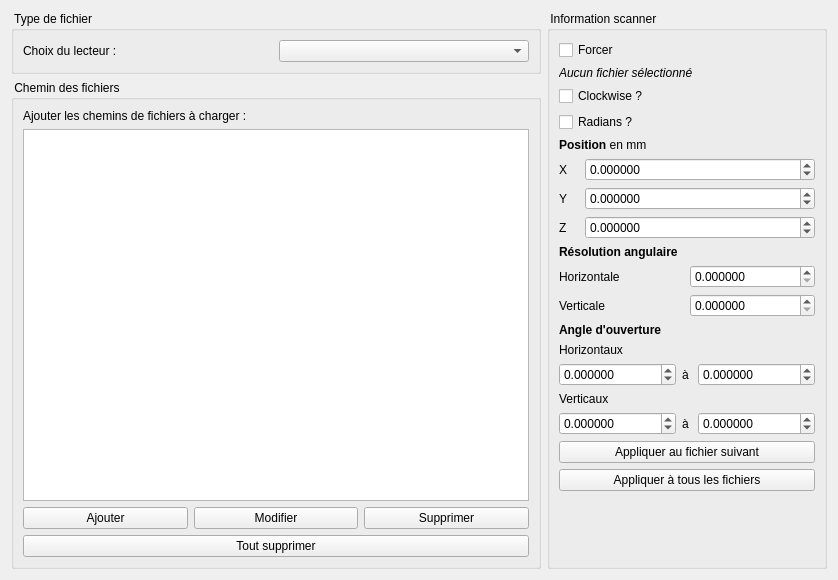
Old version of the form pluginlvox/mk/view/loadfileconfiguration.ui in the repository computree/computree-plugin-lvox.
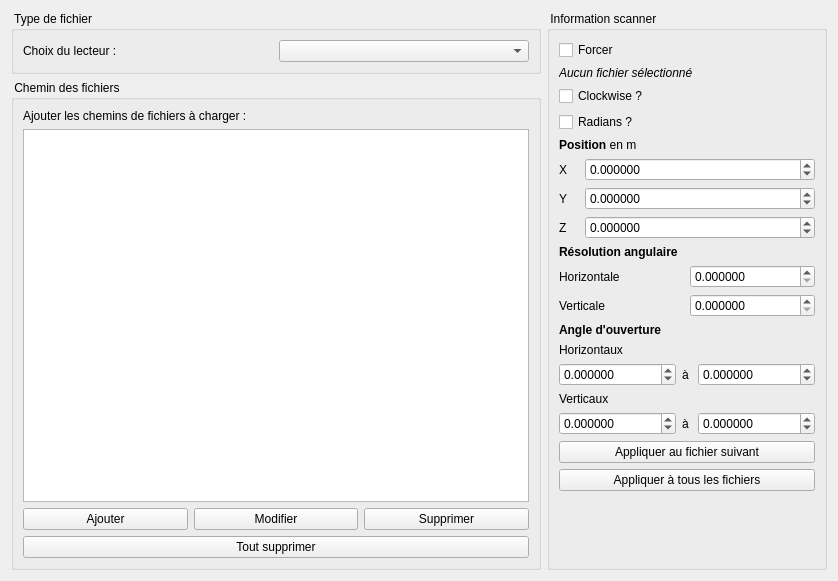
New version of the form.

Commit message:
Fix typo in import dialog
All distance units are in meters

Patch:
```diff
--- a/pluginlvox/mk/view/loadfileconfiguration.ui
+++ b/pluginlvox/mk/view/loadfileconfiguration.ui
@@ -7,7 +7,7 @@
     <x>0</x>
     <y>0</y>
     <width>838</width>
-    <height>580</height>
+    <height>581</height>
    </rect>
   </property>
   <property name="windowTitle">
@@ -149,7 +149,7 @@
         <item>
          <widget class="QLabel" name="label_3">
           <property name="text">
-           <string>&lt;html&gt;&lt;head/&gt;&lt;body&gt;&lt;p&gt;&lt;span style=&quot; font-weight:600;&quot;&gt;Position&lt;/span&gt; en mm&lt;/p&gt;&lt;/body&gt;&lt;/html&gt;</string>
+           <string>&lt;html&gt;&lt;head/&gt;&lt;body&gt;&lt;p&gt;&lt;span style=&quot; font-weight:600;&quot;&gt;Position&lt;/span&gt; en m&lt;/p&gt;&lt;/body&gt;&lt;/html&gt;</string>
           </property>
          </widget>
         </item>
```
